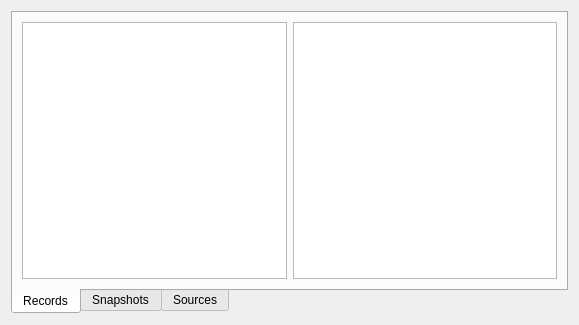
First picture: the form in applications/loader/libLoader/FormWidgetLoader.ui, repository T-PLAY/hub, before the edit.
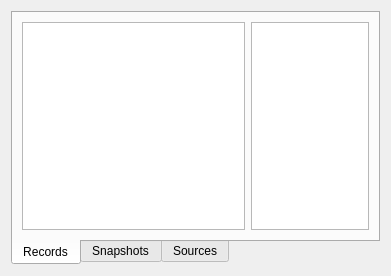
Second picture: the form after the edit. Custom widgets are drawn as their Qt base class.

What changed in the file:
```diff
--- a/applications/loader/libLoader/FormWidgetLoader.ui
+++ b/applications/loader/libLoader/FormWidgetLoader.ui
@@ -6,8 +6,8 @@
    <rect>
     <x>0</x>
     <y>0</y>
-    <width>579</width>
-    <height>325</height>
+    <width>391</width>
+    <height>276</height>
    </rect>
   </property>
   <property name="windowTitle">
@@ -72,6 +72,12 @@
            <verstretch>0</verstretch>
           </sizepolicy>
          </property>
+         <property name="maximumSize">
+          <size>
+           <width>150</width>
+           <height>16777215</height>
+          </size>
+         </property>
          <property name="selectionMode">
           <enum>QAbstractItemView::MultiSelection</enum>
          </property>
```
